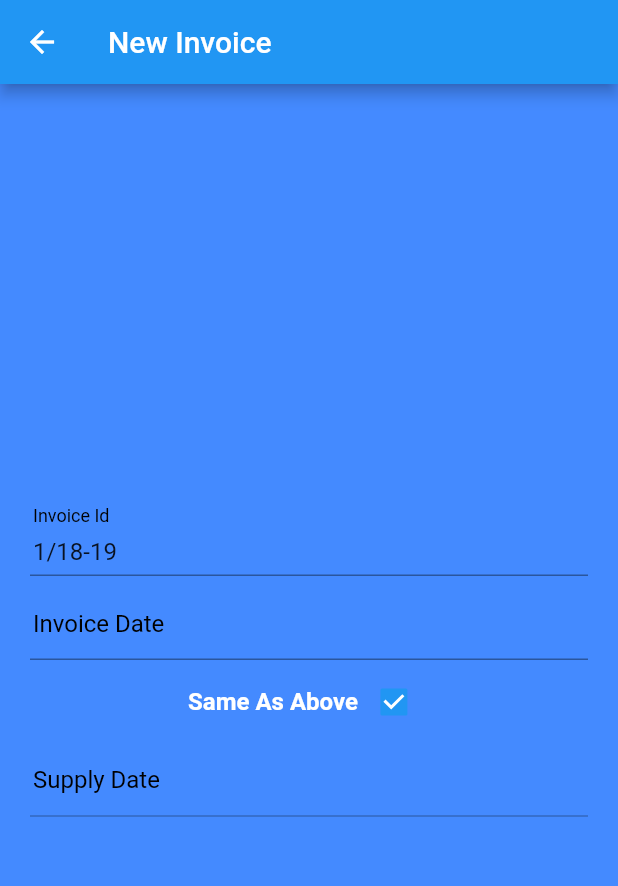
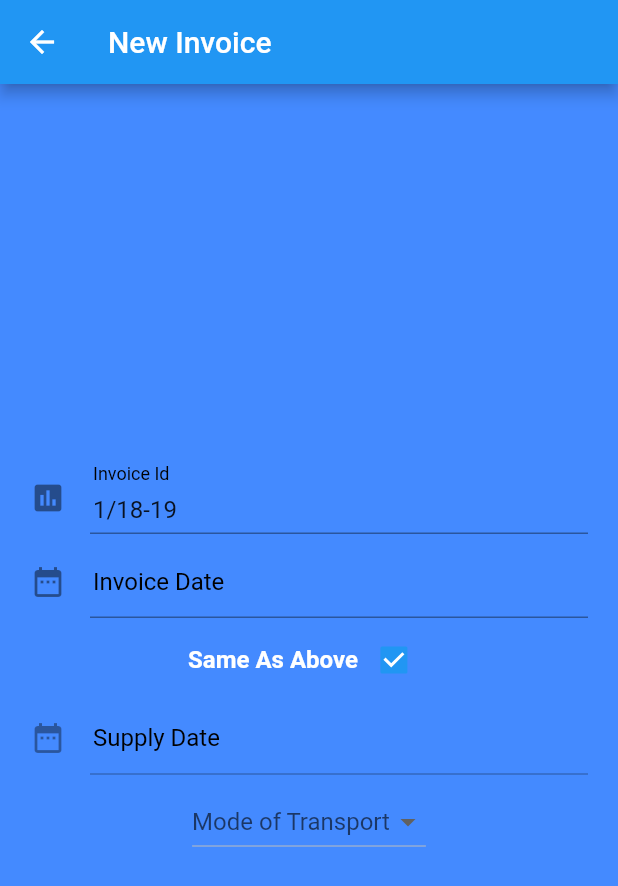
Before and after one commit to kush-singh-chb/PCA, a Flutter app: the screen it shows after launch, after a tap on the "add" icon, on a phone screen of 412 x 824 dp. Shown: the top 886 px of the screen. Run offline on Flutter 3.47's test engine with Material 2 defaults, Android fonts, the phone set to English and light mode, and no system bars.

Commit message:
Mode of Transport and Icons Added

```diff
--- a/lib/objects/InvoiceFormData.dart
+++ b/lib/objects/InvoiceFormData.dart
@@ -4,6 +4,9 @@ import 'ShipToParty.dart';
 import 'Total.dart';
 
 class InvoiceFormData{
+
+  var transportModes = ['Road','Railway','Air','Ship'];
+
   String invoiceNumber;
   String invoiceDate;
   bool sameAsAbove = true;
--- a/lib/screens/NewInvoice.dart
+++ b/lib/screens/NewInvoice.dart
@@ -58,6 +58,7 @@ class NewInvoiceState extends State<NewInvoice> {
                     labelText: "Invoice Id",
                     labelStyle: new TextStyle(color: Colors.black),
                     fillColor: Colors.white,
+                    icon: Icon(Icons.assessment),
                     border: new UnderlineInputBorder(
                         borderSide: new BorderSide(color: Colors.white)),
                     contentPadding: new EdgeInsets.all(2.0)),
@@ -73,6 +74,7 @@ class NewInvoiceState extends State<NewInvoice> {
                 controller: _invoiceDateController,
                 decoration: new InputDecoration(
                     labelText: "Invoice Date",
+                    icon: Icon(Icons.date_range),
                     labelStyle: new TextStyle(color: Colors.black),
                     fillColor: Colors.white,
                     border: new UnderlineInputBorder(
@@ -117,10 +119,29 @@ class NewInvoiceState extends State<NewInvoice> {
                     labelText: "Supply Date",
                     labelStyle: new TextStyle(color: Colors.black),
                     fillColor: Colors.white,
+                    icon: Icon(Icons.date_range),
                     border: new UnderlineInputBorder(
                         borderSide: new BorderSide(color: Colors.white)),
                     contentPadding: new EdgeInsets.all(2.0)),
                 onChanged: (value) => _formData.supplyDate = value,
+              ),
+            ),
+            new Padding(
+              padding: const EdgeInsets.fromLTRB(12.0, 4.0, 12.0, 4.0),
+              child: new DropdownButton<String>(
+                hint: new Text("Mode of Transport"),
+                value: _formData.transportMode,
+                items: _formData.transportModes.map((String value) {
+                  return new DropdownMenuItem<String>(
+                    value: value,
+                    child: new Text(value),
+                  );
+                }).toList(),
+                onChanged: (value) => {
+                  this.setState((){
+                    _formData.transportMode = value;
+                  }) : String
+                } ,
               ),
             )
           ],
```
